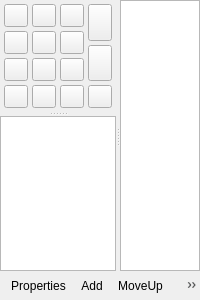
First picture: the form in src/ptz-controls.ui, repository glikely/obs-ptz, before the edit.
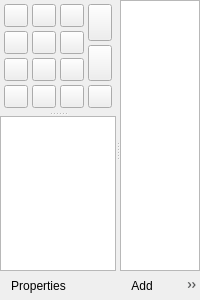
Second picture: the form after the edit. Icons and pictures are not drawn. Custom widgets are drawn as their Qt base class.

Commit message:
Align preset toolbar buttons with the preset list
Split the single ptzToolbar, which previously spanned the full dock
width below both cameraList and presetListView, into two toolbars
nested directly under the list they act on.

Closes #264

Patch:
```diff
--- a/src/ptz-controls.ui
+++ b/src/ptz-controls.ui
@@ -37,6 +37,24 @@
      <property name="childrenCollapsible">
       <bool>true</bool>
      </property>
+     <widget class="QWidget" name="cameraColumn" native="true">
+      <layout class="QVBoxLayout" name="cameraColumnVerticalLayout">
+       <property name="spacing">
+        <number>0</number>
+       </property>
+       <property name="leftMargin">
+        <number>0</number>
+       </property>
+       <property name="topMargin">
+        <number>0</number>
+       </property>
+       <property name="rightMargin">
+        <number>0</number>
+       </property>
+       <property name="bottomMargin">
+        <number>0</number>
+       </property>
+       <item>
      <widget class="QSplitter" name="vertsplitter">
       <property name="orientation">
        <enum>Qt::Orientation::Vertical</enum>
@@ -432,15 +450,6 @@
        </property>
       </widget>
      </widget>
-     <widget class="CircularListView" name="presetListView">
-      <property name="contextMenuPolicy">
-       <enum>Qt::ContextMenuPolicy::CustomContextMenu</enum>
-      </property>
-      <property name="editTriggers">
-       <set>QAbstractItemView::EditTrigger::EditKeyPressed</set>
-      </property>
-     </widget>
-    </widget>
    </item>
    <item>
     <widget class="QToolBar" name="ptzToolbar">
@@ -451,9 +460,52 @@
       </size>
      </property>
      <addaction name="actionProperties"/>
+        </widget>
+       </item>
+      </layout>
+     </widget>
+     <widget class="QWidget" name="presetColumn" native="true">
+      <layout class="QVBoxLayout" name="presetColumnVerticalLayout">
+       <property name="spacing">
+        <number>0</number>
+       </property>
+       <property name="leftMargin">
+        <number>0</number>
+       </property>
+       <property name="topMargin">
+        <number>0</number>
+       </property>
+       <property name="rightMargin">
+        <number>0</number>
+       </property>
+       <property name="bottomMargin">
+        <number>0</number>
+       </property>
+       <item>
+        <widget class="CircularListView" name="presetListView">
+         <property name="contextMenuPolicy">
+          <enum>Qt::ContextMenuPolicy::CustomContextMenu</enum>
+         </property>
+         <property name="editTriggers">
+          <set>QAbstractItemView::EditTrigger::EditKeyPressed</set>
+         </property>
+        </widget>
+       </item>
+       <item>
+        <widget class="QToolBar" name="presetToolbar">
+         <property name="iconSize">
+          <size>
+           <width>16</width>
+           <height>16</height>
+          </size>
+         </property>
      <addaction name="actionPresetAdd"/>
      <addaction name="actionPresetMoveUp"/>
      <addaction name="actionPresetMoveDown"/>
+        </widget>
+       </item>
+      </layout>
+     </widget>
     </widget>
    </item>
   </layout>
```
Lines whose indentation alone changed are shown as unchanged. The commit also changes 1 other file.
